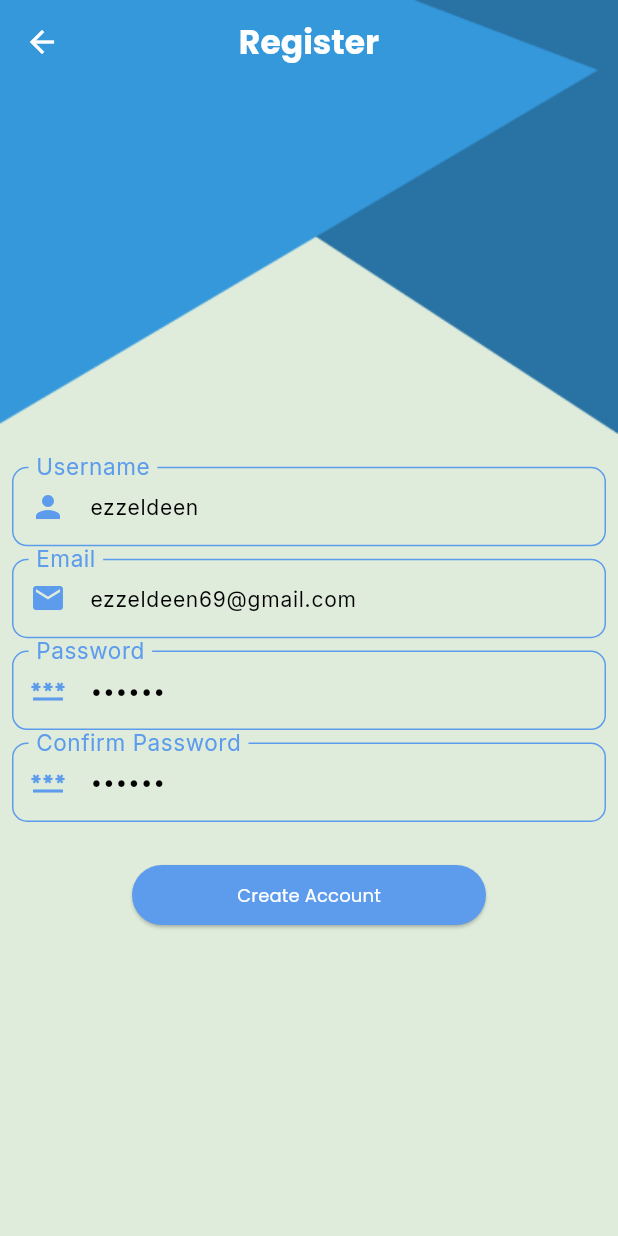
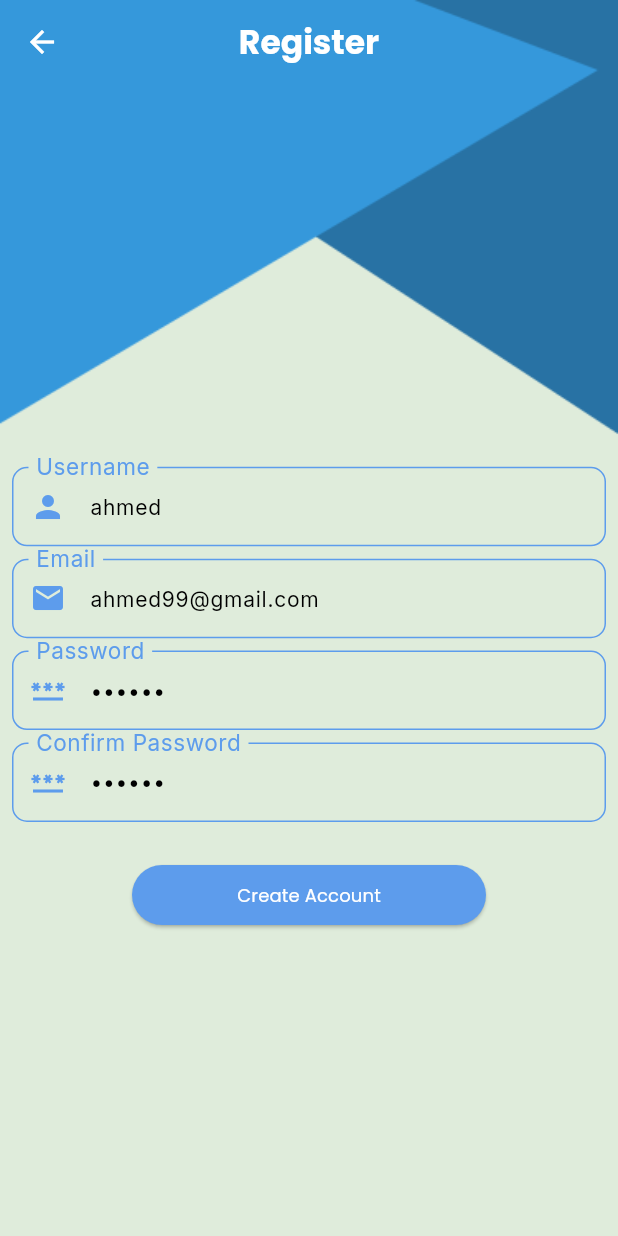
Before and after one commit to AhmedAliZghloul/To_Do_App_Flutter, a Flutter app: the RegisterPage screen opened by its route, on a phone screen of 412 x 824 dp. Run offline on Flutter 3.47's test engine with Material 3 defaults, Android fonts, the phone set to English and light mode, and no system bars; our stand-ins replace cloud_firestore, easy_date_timeline, firebase_auth, firebase_core, flutter_slidable, google_fonts; missing offline and left inert: rolling_switch; accounts and stored records are empty; generated files the repository leaves out were written again.

Commit message:
Finish To Do App part 1.

```diff
--- a/lib/register/register_page.dart
+++ b/lib/register/register_page.dart
@@ -16,9 +16,9 @@ class RegisterPage extends StatefulWidget {
 }
 
 class _RegisterPageState extends State<RegisterPage> {
-  TextEditingController usernameController =TextEditingController(text: 'ezzeldeen');
+  TextEditingController usernameController =TextEditingController(text: 'ahmed');
 
-  TextEditingController emailController =TextEditingController(text: 'ezzeldeen69@gmail.com');
+  TextEditingController emailController =TextEditingController(text: 'ahmed99@gmail.com');
 
   TextEditingController passwordController =TextEditingController(text: '123456');
 
@@ -115,7 +115,7 @@ class _RegisterPageState extends State<RegisterPage> {
                     },
                     controller: passwordController,
                     label: AppLocalizations.of(context)!.password,
-                    prefixIcon: Icon(Icons.password),
+                    prefixIcon: Icon(Icons.password_sharp),
                     iconColor: AppColors.blueColor,
                     keyboardType: TextInputType.visiblePassword,
                     floatingLabelStyleColor: AppColors.blueColor,
@@ -136,7 +136,7 @@ class _RegisterPageState extends State<RegisterPage> {
                     },
                     controller: confirmPasswordController,
                     label: AppLocalizations.of(context)!.confirm_password,
-                    prefixIcon: Icon(Icons.password),
+                    prefixIcon: Icon(Icons.password_sharp),
                     iconColor: AppColors.blueColor,
                     keyboardType: TextInputType.visiblePassword,
                     floatingLabelStyleColor: AppColors.blueColor,
```
